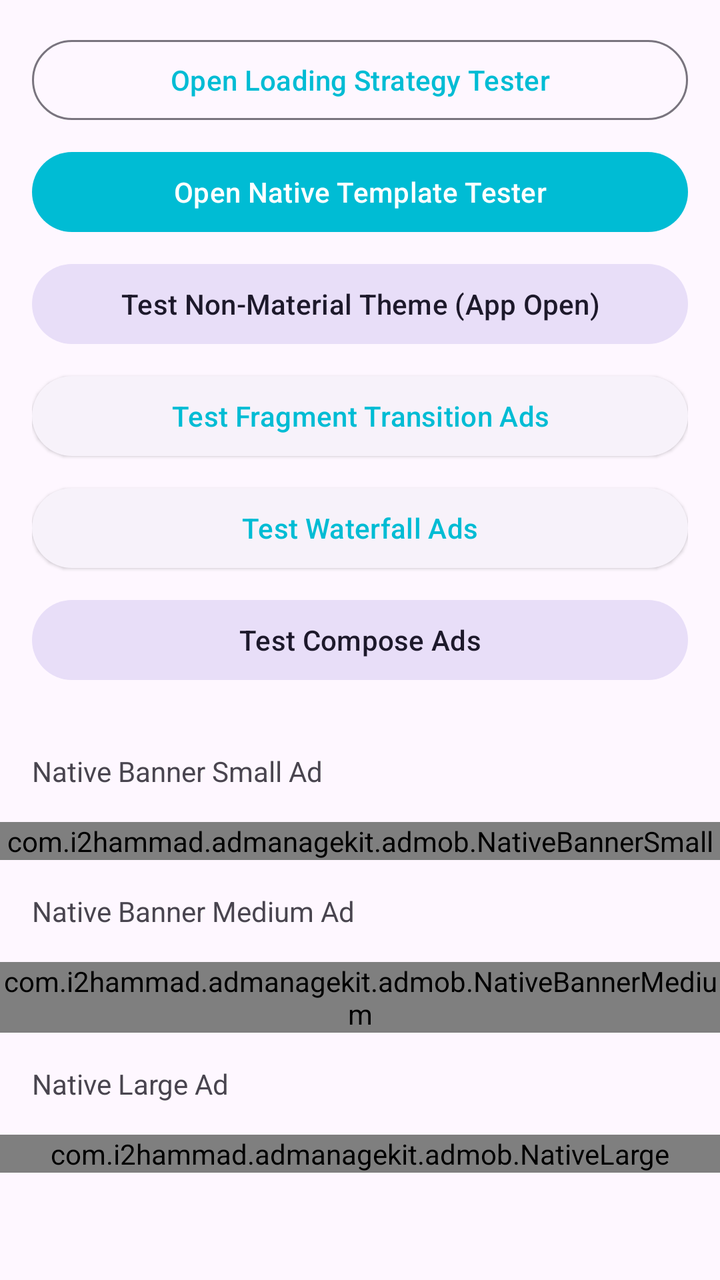
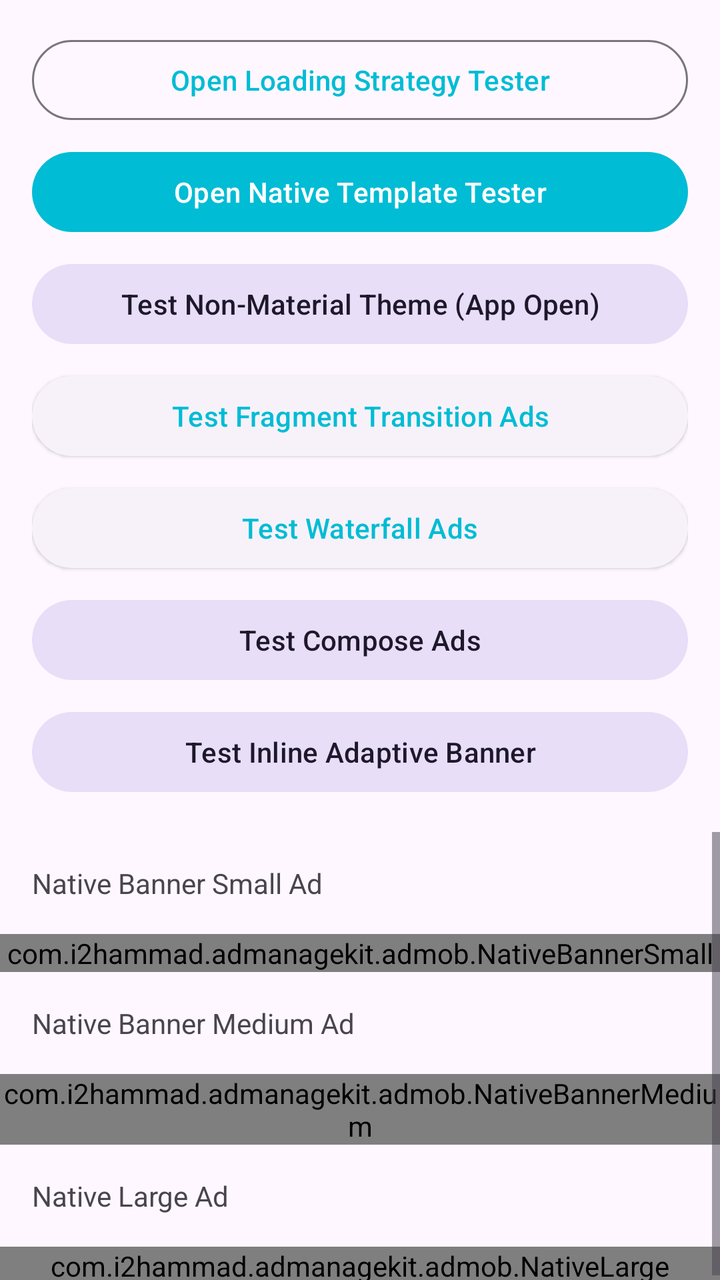

Before-and-after screenshots of an Android layout around one commit, followed by the original layout XML and the change that was made.
<!-- AndroidManifest.xml: application theme Theme.AdManageKit -->
<!-- res/layout/activity_main.xml -->
<?xml version="1.0" encoding="utf-8"?>
<RelativeLayout xmlns:android="http://schemas.android.com/apk/res/android"
    xmlns:tools="http://schemas.android.com/tools"
    xmlns:app="http://schemas.android.com/apk/res-auto"
    android:id="@+id/main"
    android:layout_width="match_parent"
    android:layout_height="match_parent"
    tools:context=".MainActivity">

    <LinearLayout
        android:id="@+id/buttons"
        android:layout_width="match_parent"
        android:layout_height="wrap_content"
        android:orientation="vertical"
        android:padding="16dp">

        <Button
            android:id="@+id/btnOpenStrategyTester"
            android:layout_width="match_parent"
            android:layout_height="wrap_content"
            android:text="Open Loading Strategy Tester"
            android:textSize="14sp"
            android:textAllCaps="false"
            style="@style/Widget.Material3.Button.OutlinedButton" />

        <Button
            android:id="@+id/btnOpenTemplateTester"
            android:layout_width="match_parent"
            android:layout_height="wrap_content"
            android:layout_marginTop="8dp"
            android:text="Open Native Template Tester"
            android:textSize="14sp"
            android:textAllCaps="false"
            style="@style/Widget.Material3.Button" />

        <Button
            android:id="@+id/btnOpenNonMaterialTest"
            android:layout_width="match_parent"
            android:layout_height="wrap_content"
            android:layout_marginTop="8dp"
            android:text="Test Non-Material Theme (App Open)"
            android:textSize="14sp"
            android:textAllCaps="false"
            style="@style/Widget.Material3.Button.TonalButton" />

        <Button
            android:id="@+id/btnOpenFragmentTransitionTest"
            android:layout_width="match_parent"
            android:layout_height="wrap_content"
            android:layout_marginTop="8dp"
            android:text="Test Fragment Transition Ads"
            android:textSize="14sp"
            android:textAllCaps="false"
            style="@style/Widget.Material3.Button.ElevatedButton" />

        <Button
            android:id="@+id/btnOpenWaterfallTest"
            android:layout_width="match_parent"
            android:layout_height="wrap_content"
            android:layout_marginTop="8dp"
            android:text="Test Waterfall Ads"
            android:textSize="14sp"
            android:textAllCaps="false"
            style="@style/Widget.Material3.Button.ElevatedButton" />

        <Button
            android:id="@+id/btnOpenComposeAdsTest"
            android:layout_width="match_parent"
            android:layout_height="wrap_content"
            android:layout_marginTop="8dp"
            android:text="Test Compose Ads"
            android:textSize="14sp"
            android:textAllCaps="false"
            style="@style/Widget.Material3.Button.TonalButton" />

    </LinearLayout>

    <ScrollView
        android:layout_width="match_parent"
        android:layout_below="@+id/buttons"

        android:layout_height="match_parent">
        <LinearLayout
            android:layout_width="match_parent"
            android:orientation="vertical"
            android:layout_height="wrap_content">
            <TextView
                android:id="@+id/sampleNativeBannerSmall"
                android:layout_width="wrap_content"
                android:layout_height="wrap_content"
                android:padding="16dp"
                android:text="Native Banner Small Ad">

            </TextView>


            <com.i2hammad.admanagekit.admob.NativeBannerSmall
                android:id="@+id/nativeBannerSmall"
                android:layout_width="match_parent"
                android:layout_height="wrap_content"
                android:layout_below="@+id/sampleNativeBannerSmall">

            </com.i2hammad.admanagekit.admob.NativeBannerSmall>


            <TextView
                android:id="@+id/sampleNativeBannerMedium"
                android:layout_width="wrap_content"
                android:layout_height="wrap_content"
                android:layout_below="@+id/nativeBannerSmall"
                android:padding="16dp"
                android:text="Native Banner Medium Ad">

            </TextView>


            <com.i2hammad.admanagekit.admob.NativeBannerMedium
                android:id="@+id/nativeBannerMedium"
                android:layout_width="match_parent"
                android:layout_height="wrap_content"
                android:layout_below="@+id/sampleNativeBannerMedium">

            </com.i2hammad.admanagekit.admob.NativeBannerMedium>

            <TextView
                android:id="@+id/sampleNativeBannerLarge"
                android:layout_width="wrap_content"
                android:layout_height="wrap_content"
                android:layout_below="@+id/nativeBannerMedium"
                android:padding="16dp"
                android:text="Native Large Ad">

            </TextView>


            <com.i2hammad.admanagekit.admob.NativeLarge
                android:id="@+id/nativeLarge"
                android:layout_width="match_parent"
                android:layout_height="wrap_content"
                android:layout_below="@+id/sampleNativeBannerLarge">

            </com.i2hammad.admanagekit.admob.NativeLarge>


        </LinearLayout>
    </ScrollView>




</RelativeLayout>
<!-- resources referenced by this layout -->
<resources>
  <style name="Theme.AdManageKit" parent="Base.Theme.AdManageKit" />
  <style name="Base.Theme.AdManageKit" parent="Theme.Material3.DayNight.NoActionBar">
          
           <item name="colorPrimary">@color/my_light_primary</item>
  
      </style>
  <color name="my_light_primary">#00BCD4</color>
</resources>

<!-- the commit's change to res/layout/activity_main.xml (unified diff, before → after) -->
@@ -69,6 +69,16 @@
             android:layout_height="wrap_content"
             android:layout_marginTop="8dp"
             android:text="Test Compose Ads"
+            android:textSize="14sp"
+            android:textAllCaps="false"
+            style="@style/Widget.Material3.Button.TonalButton" />
+
+        <Button
+            android:id="@+id/btnOpenInlineBannerTest"
+            android:layout_width="match_parent"
+            android:layout_height="wrap_content"
+            android:layout_marginTop="8dp"
+            android:text="Test Inline Adaptive Banner"
             android:textSize="14sp"
             android:textAllCaps="false"
             style="@style/Widget.Material3.Button.TonalButton" />
